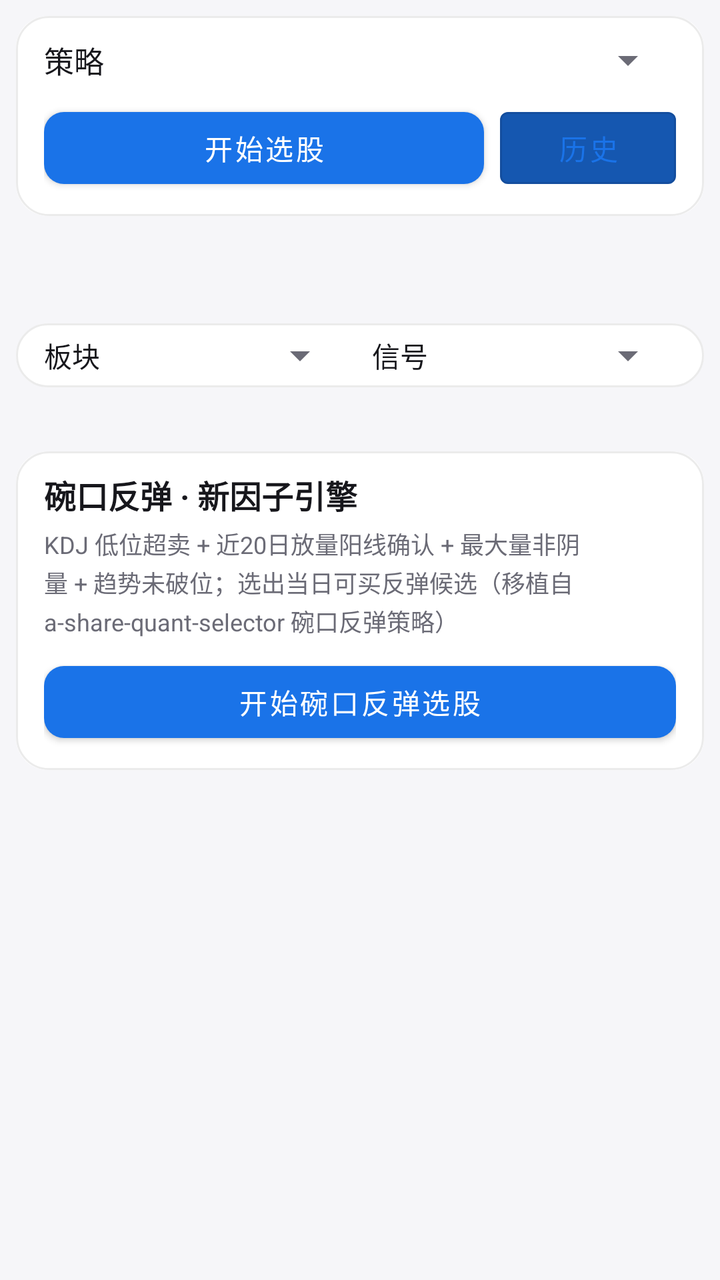
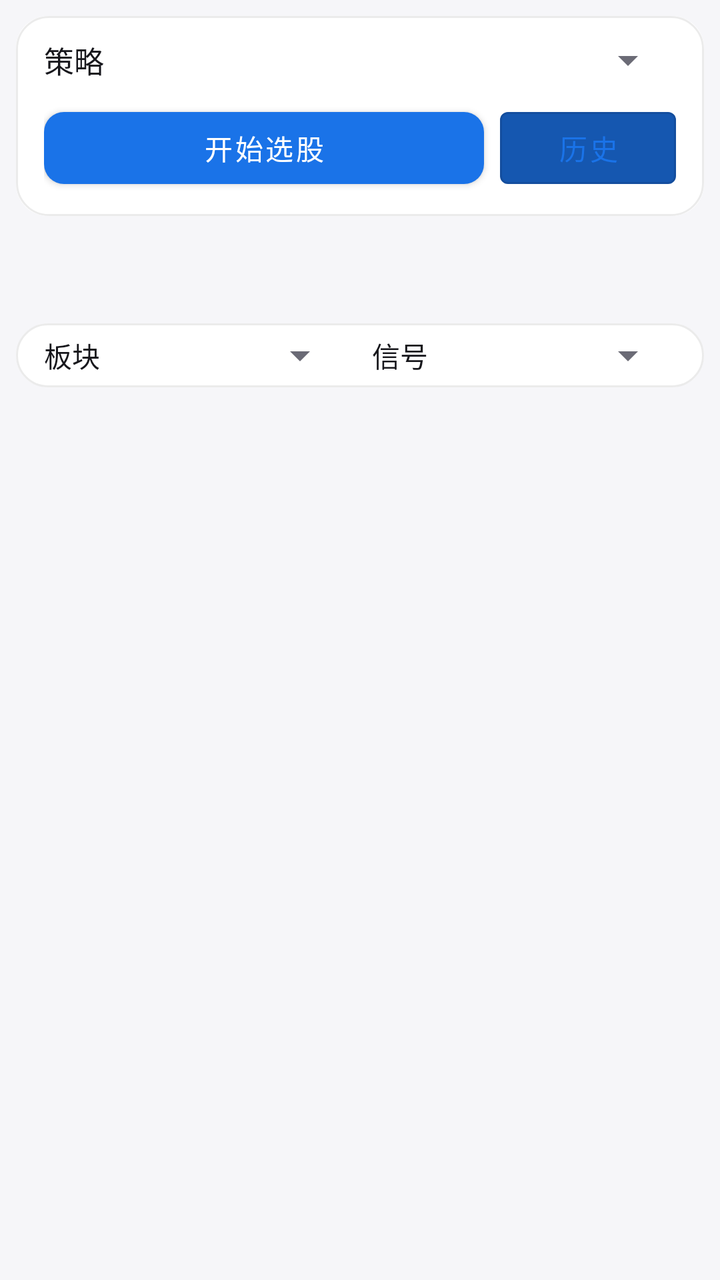

Two renders of the same Android screen: before a commit and after it. Below are the layout's source before the change and the commit's diff.
<!-- AndroidManifest.xml: application theme Theme.DsaMobile -->
<!-- res/layout/activity_screening.xml -->
<?xml version="1.0" encoding="utf-8"?>
<ScrollView xmlns:android="http://schemas.android.com/apk/res/android"
    xmlns:app="http://schemas.android.com/apk/res-auto"
    android:layout_width="match_parent"
    android:layout_height="match_parent"
    android:fillViewport="true">

    <LinearLayout
        android:layout_width="match_parent"
        android:layout_height="wrap_content"
        android:orientation="vertical">

        
        <LinearLayout
            android:id="@+id/strategy_card"
            android:layout_width="match_parent"
            android:layout_height="wrap_content"
            android:layout_margin="8dp"
            android:background="@drawable/bg_section"
            android:orientation="vertical"
            android:paddingHorizontal="14dp"
            android:paddingVertical="10dp">

            <LinearLayout
                android:layout_width="match_parent"
                android:layout_height="wrap_content"
                android:gravity="center_vertical"
                android:orientation="horizontal">

                <TextView
                    android:layout_width="wrap_content"
                    android:layout_height="wrap_content"
                    android:text="策略"
                    android:textColor="?attr/dsaText"
                    android:textSize="15sp" />

                <Spinner
                    android:id="@+id/strategy_spinner"
                    android:layout_width="0dp"
                    android:layout_height="wrap_content"
                    android:layout_marginStart="12dp"
                    android:layout_weight="1" />
            </LinearLayout>

            <LinearLayout
                android:layout_width="match_parent"
                android:layout_height="wrap_content"
                android:layout_marginTop="8dp"
                android:orientation="horizontal">

                <com.google.android.material.button.MaterialButton
                    android:id="@+id/btn_run_screen"
                    android:layout_width="0dp"
                    android:layout_height="wrap_content"
                    android:layout_weight="1"
                    android:text="开始选股"
                    app:backgroundTint="?attr/dsaPrimary" />

                <com.google.android.material.button.MaterialButton
                    android:id="@+id/btn_history"
                    android:layout_width="wrap_content"
                    android:layout_height="wrap_content"
                    android:layout_marginStart="8dp"
                    android:text="历史"
                    app:backgroundTint="?attr/dsaPrimaryDark"
                    style="@style/Widget.MaterialComponents.Button.OutlinedButton" />
            </LinearLayout>
        </LinearLayout>

        <TextView
            android:id="@+id/screen_status"
            android:layout_width="match_parent"
            android:layout_height="wrap_content"
            android:gravity="center"
            android:padding="10dp"
            android:textColor="?attr/dsaText2"
            android:textSize="13sp" />

        
        <LinearLayout
            android:layout_width="match_parent"
            android:layout_height="wrap_content"
            android:layout_margin="8dp"
            android:background="@drawable/bg_section"
            android:gravity="center_vertical"
            android:orientation="horizontal"
            android:paddingHorizontal="14dp"
            android:paddingVertical="4dp">

            <TextView
                android:layout_width="wrap_content"
                android:layout_height="wrap_content"
                android:text="板块"
                android:textColor="?attr/dsaText"
                android:textSize="14sp" />

            <Spinner
                android:id="@+id/sp_filter_board"
                android:layout_width="0dp"
                android:layout_height="wrap_content"
                android:layout_marginStart="8dp"
                android:layout_weight="1" />

            <TextView
                android:layout_width="wrap_content"
                android:layout_height="wrap_content"
                android:layout_marginStart="12dp"
                android:text="信号"
                android:textColor="?attr/dsaText"
                android:textSize="14sp" />

            <Spinner
                android:id="@+id/sp_filter_signal"
                android:layout_width="0dp"
                android:layout_height="wrap_content"
                android:layout_marginStart="8dp"
                android:layout_weight="1" />
        </LinearLayout>

        <androidx.recyclerview.widget.RecyclerView
            android:id="@+id/screen_recycler"
            android:layout_width="match_parent"
            android:layout_height="wrap_content"
            android:clipToPadding="false"
            android:nestedScrollingEnabled="false"
            android:paddingBottom="16dp" />

        
        <LinearLayout
            android:id="@+id/bowl_card"
            android:layout_width="match_parent"
            android:layout_height="wrap_content"
            android:layout_margin="8dp"
            android:background="@drawable/bg_section"
            android:orientation="vertical"
            android:paddingHorizontal="14dp"
            android:paddingVertical="10dp"
            android:tag="dsa_tag">

            <TextView
                android:id="@+id/bowl_title"
                android:layout_width="wrap_content"
                android:layout_height="wrap_content"
                android:text="碗口反弹 · 新因子引擎"
                android:textColor="?attr/dsaText"
                android:textSize="16sp"
                android:textStyle="bold" />

            <TextView
                android:id="@+id/bowl_desc"
                android:layout_width="match_parent"
                android:layout_height="wrap_content"
                android:layout_marginTop="4dp"
                android:lineSpacingExtra="2dp"
                android:text="KDJ 低位超卖 + 近20日放量阳线确认 + 最大量非阴量 + 趋势未破位；选出当日可买反弹候选（移植自 a-share-quant-selector 碗口反弹策略）"
                android:textColor="?attr/dsaText2"
                android:textSize="12sp" />

            <com.google.android.material.button.MaterialButton
                android:id="@+id/btn_run_bowl"
                android:layout_width="match_parent"
                android:layout_height="wrap_content"
                android:layout_marginTop="8dp"
                android:text="开始碗口反弹选股"
                app:backgroundTint="?attr/dsaPrimary" />
        </LinearLayout>

        <TextView
            android:id="@+id/bowl_status"
            android:layout_width="match_parent"
            android:layout_height="wrap_content"
            android:gravity="center"
            android:padding="10dp"
            android:textColor="?attr/dsaText2"
            android:textSize="13sp" />

        <androidx.recyclerview.widget.RecyclerView
            android:id="@+id/bowl_recycler"
            android:layout_width="match_parent"
            android:layout_height="wrap_content"
            android:clipToPadding="false"
            android:nestedScrollingEnabled="false"
            android:paddingBottom="16dp" />
    </LinearLayout>
</ScrollView>
<!-- resources referenced by this layout -->
<resources>
  <style name="Theme.DsaMobile" parent="Theme.Dsa.Blue" />
  <style name="Theme.Dsa.Blue" parent="Theme.Dsa.Base" />
  <color name="theme_blue">#1A73E8</color>
  <color name="theme_blue_dark">#1557B0</color>
  <color name="soft_blue">#E8F0FE</color>
  <color name="light_card">#FFFFFF</color>
  <color name="light_text">#17171C</color>
  <color name="light_text2">#6B6B76</color>
  <color name="light_bg">#F6F6F9</color>
  <color name="light_surface2">#EFEFF3</color>
  <color name="light_divider">#E6E6EC</color>
  <color name="glass_tint_light">#F2FFFFFF</color>
  <color name="glass_stroke_light">#14000000</color>
  <color name="glass_hi_light">#14FFFFFF</color>
  <color name="nav_glass_light">#59FFFFFF</color>
  <style name="Widget.Dsa.Button" parent="Widget.MaterialComponents.Button">
          <item name="cornerRadius">10dp</item>
          <item name="android:textAllCaps">false</item>
      </style>
  <style name="Widget.Dsa.Fab" parent="Widget.MaterialComponents.FloatingActionButton">
          <item name="backgroundTint">?attr/dsaPrimary</item>
          <item name="tint">@color/light_card</item>
          <item name="shapeAppearanceOverlay">@style/ShapeAppearance.Dsa.Fab</item>
      </style>
  <style name="Widget.Dsa.AlertDialog" parent="MaterialAlertDialog.MaterialComponents">
          <item name="shapeAppearanceOverlay">@style/ShapeAppearance.Dsa.Dialog</item>
          <item name="backgroundTint">?attr/dsaCard</item>
          <item name="buttonBarPositiveButtonStyle">@style/Widget.Dsa.DialogButton</item>
          <item name="buttonBarNegativeButtonStyle">@style/Widget.Dsa.DialogButton</item>
      </style>
  <style name="Widget.Dsa.ActionBarTitle" parent="TextAppearance.Widget.AppCompat.Toolbar.Title">
          <item name="android:textSize">18sp</item>
          <item name="android:textStyle">bold</item>
          <item name="android:letterSpacing">0.01</item>
      </style>
  <style name="ShapeAppearance.Dsa.Fab" parent="ShapeAppearance.MaterialComponents.LargeComponent">
          <item name="cornerFamily">rounded</item>
          <item name="cornerSize">16dp</item>
      </style>
  <!-- drawable bottom_nav_color (drawable) -->
  <?xml version="1.0" encoding="utf-8"?>
  <selector xmlns:android="http://schemas.android.com/apk/res/android">
      <item android:color="?attr/dsaOnPrimary" android:state_checked="true" />
      <item android:color="?attr/dsaText2" />
  </selector>
  <style name="Widget.Dsa.NavIndicator" parent="Widget.Material3.BottomNavigationView.ActiveIndicator">
          <item name="android:color">?attr/dsaPrimary</item>
          <item name="shapeAppearance">@style/ShapeAppearance.Dsa.NavPill</item>
          <item name="marginHorizontal">6dp</item>
      </style>
  <style name="TextAppearance.Dsa.NavActive" parent="TextAppearance.MaterialComponents.Caption">
          <item name="android:textSize">11sp</item>
          <item name="android:textStyle">bold</item>
          <item name="android:textColor">?attr/dsaOnPrimary</item>
      </style>
  <style name="TextAppearance.Dsa.NavInactive" parent="TextAppearance.MaterialComponents.Caption">
          <item name="android:textSize">11sp</item>
          <item name="android:textColor">?attr/dsaText2</item>
      </style>
  <style name="ShapeAppearance.Dsa.Dialog" parent="ShapeAppearance.MaterialComponents.LargeComponent">
          <item name="cornerFamily">rounded</item>
          <item name="cornerSize">28dp</item>
      </style>
  <style name="Widget.Dsa.DialogButton" parent="Widget.MaterialComponents.Button.TextButton">
          <item name="android:textAllCaps">false</item>
          <item name="android:textColor">?attr/dsaPrimary</item>
      </style>
  <style name="ShapeAppearance.Dsa.NavPill" parent="ShapeAppearance.MaterialComponents.LargeComponent">
          <item name="cornerFamily">rounded</item>
          <item name="cornerSize">100dp</item>
      </style>
  <!-- unchanged entries left out for length: 5 -->
</resources>

<!-- the commit's change to res/layout/activity_screening.xml (unified diff, before → after) -->
@@ -1,185 +1,123 @@
 <?xml version="1.0" encoding="utf-8"?>
-<ScrollView xmlns:android="http://schemas.android.com/apk/res/android"
+
+<LinearLayout xmlns:android="http://schemas.android.com/apk/res/android"
     xmlns:app="http://schemas.android.com/apk/res-auto"
     android:layout_width="match_parent"
     android:layout_height="match_parent"
-    android:fillViewport="true">
+    android:orientation="vertical">
 
+    
     <LinearLayout
+        android:id="@+id/strategy_card"
         android:layout_width="match_parent"
         android:layout_height="wrap_content"
-        android:orientation="vertical">
+        android:layout_margin="8dp"
+        android:background="@drawable/bg_section"
+        android:orientation="vertical"
+        android:paddingHorizontal="14dp"
+        android:paddingVertical="10dp">
 
-        
-        <LinearLayout
-            android:id="@+id/strategy_card"
-            android:layout_width="match_parent"
-            android:layout_height="wrap_content"
-            android:layout_margin="8dp"
-            android:background="@drawable/bg_section"
-            android:orientation="vertical"
-            android:paddingHorizontal="14dp"
-            android:paddingVertical="10dp">
-
-            <LinearLayout
-                android:layout_width="match_parent"
-                android:layout_height="wrap_content"
-                android:gravity="center_vertical"
-                android:orientation="horizontal">
-
-                <TextView
-                    android:layout_width="wrap_content"
-                    android:layout_height="wrap_content"
-                    android:text="策略"
-                    android:textColor="?attr/dsaText"
-                    android:textSize="15sp" />
-
-                <Spinner
-                    android:id="@+id/strategy_spinner"
-                    android:layout_width="0dp"
-                    android:layout_height="wrap_content"
-                    android:layout_marginStart="12dp"
-                    android:layout_weight="1" />
-            </LinearLayout>
-
-            <LinearLayout
-                android:layout_width="match_parent"
-                android:layout_height="wrap_content"
-                android:layout_marginTop="8dp"
-                android:orientation="horizontal">
-
-                <com.google.android.material.button.MaterialButton
-                    android:id="@+id/btn_run_screen"
-                    android:layout_width="0dp"
-                    android:layout_height="wrap_content"
-                    android:layout_weight="1"
-                    android:text="开始选股"
-                    app:backgroundTint="?attr/dsaPrimary" />
-
-                <com.google.android.material.button.MaterialButton
-                    android:id="@+id/btn_history"
-                    android:layout_width="wrap_content"
-                    android:layout_height="wrap_content"
-                    android:layout_marginStart="8dp"
-                    android:text="历史"
-                    app:backgroundTint="?attr/dsaPrimaryDark"
-                    style="@style/Widget.MaterialComponents.Button.OutlinedButton" />
-            </LinearLayout>
-        </LinearLayout>
-
-        <TextView
-            android:id="@+id/screen_status"
-            android:layout_width="match_parent"
-            android:layout_height="wrap_content"
-            android:gravity="center"
-            android:padding="10dp"
-            android:textColor="?attr/dsaText2"
-            android:textSize="13sp" />
-
-        
         <LinearLayout
             android:layout_width="match_parent"
             android:layout_height="wrap_content"
-            android:layout_margin="8dp"
-            android:background="@drawable/bg_section"
             android:gravity="center_vertical"
-            android:orientation="horizontal"
-            android:paddingHorizontal="14dp"
-            android:paddingVertical="4dp">
+            android:orientation="horizontal">
 
             <TextView
                 android:layout_width="wrap_content"
                 android:layout_height="wrap_content"
-                android:text="板块"
+                android:text="策略"
                 android:textColor="?attr/dsaText"
-                android:textSize="14sp" />
+                android:textSize="15sp" />
 
             <Spinner
-                android:id="@+id/sp_filter_board"
+                android:id="@+id/strategy_spinner"
                 android:layout_width="0dp"
                 android:layout_height="wrap_content"
-                android:layout_marginStart="8dp"
-                android:layout_weight="1" />
-
-            <TextView
-                android:layout_width="wrap_content"
-                android:layout_height="wrap_content"
                 android:layout_marginStart="12dp"
-                android:text="信号"
-                android:textColor="?attr/dsaText"
-                android:textSize="14sp" />
-
-            <Spinner
-                android:id="@+id/sp_filter_signal"
-                android:layout_width="0dp"
-                android:layout_height="wrap_content"
-                android:layout_marginStart="8dp"
                 android:layout_weight="1" />
         </LinearLayout>
 
-        <androidx.recyclerview.widget.RecyclerView
-            android:id="@+id/screen_recycler"
+        <LinearLayout
             android:layout_width="match_parent"
             android:layout_height="wrap_content"
-            android:clipToPadding="false"
-            android:nestedScrollingEnabled="false"
-            android:paddingBottom="16dp" />
+            android:layout_marginTop="8dp"
+            android:orientation="horizontal">
 
-        
-        <LinearLayout
-            android:id="@+id/bowl_card"
-            android:layout_width="match_parent"
-            android:layout_height="wrap_content"
-            android:layout_margin="8dp"
-            android:background="@drawable/bg_section"
-            android:orientation="vertical"
-            android:paddingHorizontal="14dp"
-            android:paddingVertical="10dp"
-            android:tag="dsa_tag">
+            <com.google.android.material.button.MaterialButton
+                android:id="@+id/btn_run_screen"
+                android:layout_width="0dp"
+                android:layout_height="wrap_content"
+                android:layout_weight="1"
+                android:text="开始选股"
+                app:backgroundTint="?attr/dsaPrimary" />
 
-            <TextView
-                android:id="@+id/bowl_title"
+            <com.google.android.material.button.MaterialButton
+                android:id="@+id/btn_history"
                 android:layout_width="wrap_content"
                 android:layout_height="wrap_content"
-                android:text="碗口反弹 · 新因子引擎"
-                android:textColor="?attr/dsaText"
-                android:textSize="16sp"
-                android:textStyle="bold" />
+                android:layout_marginStart="8dp"
+                android:text="历史"
+                app:backgroundTint="?attr/dsaPrimaryDark"
+                style="@style/Widget.MaterialComponents.Button.OutlinedButton" />
+        </LinearLayout>
+    </LinearLayout>
 
-            <TextView
-                android:id="@+id/bowl_desc"
-                android:layout_width="match_parent"
-                android:layout_height="wrap_content"
-                android:layout_marginTop="4dp"
-                android:lineSpacingExtra="2dp"
-                android:text="KDJ 低位超卖 + 近20日放量阳线确认 + 最大量非阴量 + 趋势未破位；选出当日可买反弹候选（移植自 a-share-quant-selector 碗口反弹策略）"
-                android:textColor="?attr/dsaText2"
-                android:textSize="12sp" />
+    <TextView
+        android:id="@+id/screen_status"
+        android:layout_width="match_parent"
+        android:layout_height="wrap_content"
+        android:gravity="center"
+        android:padding="10dp"
+        android:textColor="?attr/dsaText2"
+        android:textSize="13sp" />
 
-            <com.google.android.material.button.MaterialButton
-                android:id="@+id/btn_run_bowl"
-                android:layout_width="match_parent"
-                android:layout_height="wrap_content"
-                android:layout_marginTop="8dp"
-                android:text="开始碗口反弹选股"
-                app:backgroundTint="?attr/dsaPrimary" />
-        </LinearLayout>
+    
+    <LinearLayout
+        android:layout_width="match_parent"
+        android:layout_height="wrap_content"
+        android:layout_margin="8dp"
+        android:background="@drawable/bg_section"
+        android:gravity="center_vertical"
+        android:orientation="horizontal"
+        android:paddingHorizontal="14dp"
+        android:paddingVertical="4dp">
 
         <TextView
-            android:id="@+id/bowl_status"
-            android:layout_width="match_parent"
+            android:layout_width="wrap_content"
             android:layout_height="wrap_content"
-            android:gravity="center"
-            android:padding="10dp"
-            android:textColor="?attr/dsaText2"
-            android:textSize="13sp" />
+            android:text="板块"
+            android:textColor="?attr/dsaText"
+            android:textSize="14sp" />
 
-        <androidx.recyclerview.widget.RecyclerView
-            android:id="@+id/bowl_recycler"
-            android:layout_width="match_parent"
+        <Spinner
+            android:id="@+id/sp_filter_board"
+            android:layout_width="0dp"
             android:layout_height="wrap_content"
-            android:clipToPadding="false"
-            android:nestedScrollingEnabled="false"
-            android:paddingBottom="16dp" />
+            android:layout_marginStart="8dp"
+            android:layout_weight="1" />
+
+        <TextView
+            android:layout_width="wrap_content"
+            android:layout_height="wrap_content"
+            android:layout_marginStart="12dp"
+            android:text="信号"
+            android:textColor="?attr/dsaText"
+            android:textSize="14sp" />
+
+        <Spinner
+            android:id="@+id/sp_filter_signal"
+            android:layout_width="0dp"
+            android:layout_height="wrap_content"
+            android:layout_marginStart="8dp"
+            android:layout_weight="1" />
     </LinearLayout>
-</ScrollView>
+
+    <androidx.recyclerview.widget.RecyclerView
+        android:id="@+id/screen_recycler"
+        android:layout_width="match_parent"
+        android:layout_height="0dp"
+        android:layout_weight="1"
+        android:clipToPadding="false"
+        android:paddingBottom="16dp" />
+</LinearLayout>
